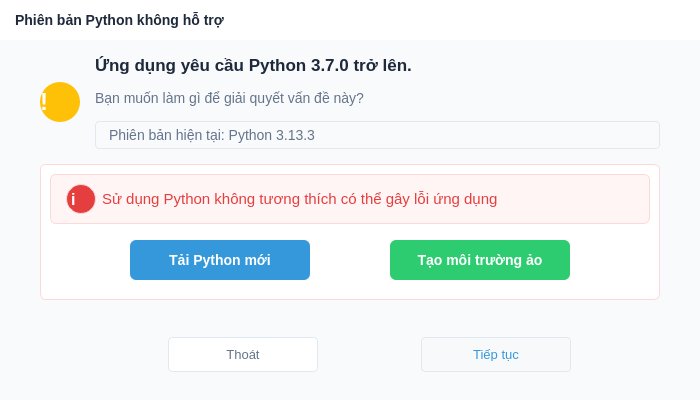
Qt form src/ui/qt_designer/python_version_dialog.ui (henrylenguyen/telegram-video-uploader) before a commit.
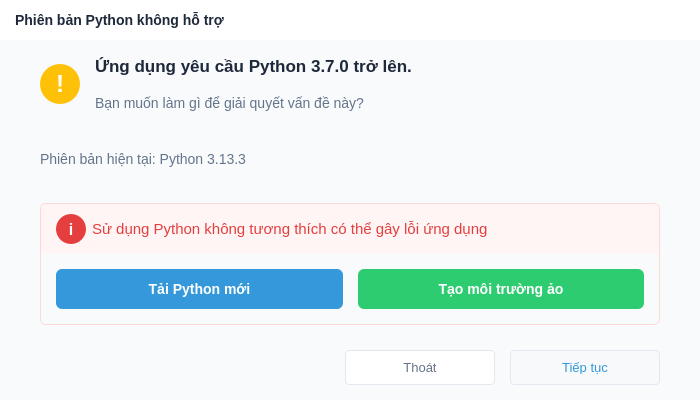
The same form after that commit.

Commit message: Cập nhật giao diện và cấu hình cho các modal xác thực OTP và cấu hình Telegram, cải thiện kích thước và kiểu dáng của các thành phần UI. Thêm tệp Python được tạo tự động từ giao diện người dùng.

The edit to the form file:
```diff
--- a/src/ui/qt_designer/python_version_dialog.ui
+++ b/src/ui/qt_designer/python_version_dialog.ui
@@ -125,12 +125,6 @@
     background-color: #FFFFFF;
     border: 1px solid #E2E8F0;
     border-radius: 6px;
-}
-
-QFrame.groupFrame {
-    border: 1px solid #FED7D7;
-    border-radius: 6px;
-    background-color: #FFFFFF;
 }</string>
         </property>
         <layout class="QVBoxLayout"
@@ -258,7 +252,7 @@
                                             <string>!</string>
                                         </property>
                                         <property name="alignment">
-                                            <set>Qt.AlignmentFlag::AlignCenter</set>
+           <set>Qt::AlignmentFlag::AlignCenter</set>
                                         </property>
                                     </widget>
                                 </item>
@@ -290,76 +284,79 @@
                                                 </property>
                                             </widget>
                                         </item>
+         </layout>
+        </item>
+       </layout>
+      </item>
                                         <item>
-                                            <widget class="QLabel"
-                                                    name="versionLabel">
+       <widget class="QLabel" name="versionLabel">
                                                 <property name="styleSheet">
                                                     <string notr="true">font-size: 14px;
-color: #64748B;
-border: 1px solid #E2E8F0;
-border-radius: 4px;
-padding: 5px 10px;</string>
+color: #64748B;</string>
                                                 </property>
                                                 <property name="text">
                                                     <string>Phiên bản hiện tại: Python 3.13.3</string>
                                                 </property>
                                             </widget>
                                         </item>
-                                    </layout>
-                                </item>
-                            </layout>
-                        </item>
                         <item>
-                            <widget class="QFrame"
-                                    name="groupContainer">
+       <widget class="QFrame" name="warningAndButtonsGroup">
                                 <property name="styleSheet">
                                     <string notr="true">border: 1px solid #FED7D7;
-border-radius: 6px;
-background-color: #FFFFFF;</string>
-                                </property>
-                                <property name="frameShape">
-                                    <enum>QFrame.StyledPanel</enum>
-                                </property>
-                                <property name="frameShadow">
-                                    <enum>QFrame.Raised</enum>
-                                </property>
-                                <property name="class"
-                                          stdset="0">
-                                    <string>groupFrame</string>
-                                </property>
-                                <layout class="QVBoxLayout"
-                                        name="verticalLayout_3">
-                                    <item>
-                                        <widget class="QFrame"
-                                                name="warningFrame">
-                                            <property name="minimumSize">
-                                                <size>
-                                                    <width>0</width>
-                                                    <height>50</height>
-                                                </size>
-                                            </property>
-                                            <property name="maximumSize">
-                                                <size>
-                                                    <width>16777215</width>
-                                                    <height>50</height>
-                                                </size>
-                                            </property>
-                                            <property name="styleSheet">
-                                                <string notr="true">background-color: #FFF5F5;
-border: 1px solid #FED7D7;
 border-radius: 6px;</string>
                                             </property>
                                             <property name="frameShape">
-                                                <enum>QFrame.StyledPanel</enum>
+         <enum>QFrame::Shape::StyledPanel</enum>
                                             </property>
                                             <property name="frameShadow">
-                                                <enum>QFrame.Raised</enum>
-                                            </property>
-                                            <layout class="QHBoxLayout"
-                                                    name="horizontalLayout_2">
+         <enum>QFrame::Shadow::Raised</enum>
+        </property>
+        <layout class="QVBoxLayout" name="verticalLayout_3">
+         <property name="spacing">
+          <number>15</number>
+         </property>
                                                 <property name="leftMargin">
+          <number>0</number>
+         </property>
+         <property name="topMargin">
+          <number>0</number>
+         </property>
+         <property name="rightMargin">
+          <number>0</number>
+         </property>
+         <property name="bottomMargin">
                                                     <number>15</number>
                                                 </property>
+         <item>
+          <widget class="QFrame" name="warningFrame">
+           <property name="minimumSize">
+            <size>
+             <width>0</width>
+             <height>50</height>
+            </size>
+           </property>
+           <property name="maximumSize">
+            <size>
+             <width>16777215</width>
+             <height>50</height>
+            </size>
+           </property>
+           <property name="styleSheet">
+            <string notr="true">background-color: #FFF5F5;
+border: none;
+border-top-left-radius: 6px;
+border-top-right-radius: 6px;</string>
+           </property>
+           <property name="frameShape">
+            <enum>QFrame::Shape::StyledPanel</enum>
+           </property>
+           <property name="frameShadow">
+            <enum>QFrame::Shadow::Raised</enum>
+           </property>
+           <layout class="QHBoxLayout" name="horizontalLayout_2">
+            <property name="leftMargin">
+             <number>15</number>
+            </property>
                                                 <property name="topMargin">
                                                     <number>0</number>
                                                 </property>
@@ -395,7 +392,7 @@
                                                             <string>i</string>
                                                         </property>
                                                         <property name="alignment">
-                                                            <set>Qt.AlignmentFlag::AlignCenter</set>
+               <set>Qt::AlignmentFlag::AlignCenter</set>
                                                         </property>
                                                     </widget>
                                                 </item>
@@ -417,35 +414,18 @@
                                         </widget>
                                     </item>
                                     <item>
-                                        <layout class="QHBoxLayout"
-                                                name="buttonsLayout">
-                                            <property name="spacing">
-                                                <number>20</number>
-                                            </property>
+          <layout class="QHBoxLayout" name="horizontalLayout_3">
                                             <property name="leftMargin">
-                                                <number>20</number>
-                                            </property>
-                                            <property name="topMargin">
-                                                <number>10</number>
+            <number>15</number>
                                             </property>
                                             <property name="rightMargin">
-                                                <number>20</number>
-                                            </property>
-                                            <property name="bottomMargin">
-                                                <number>10</number>
+            <number>15</number>
                                             </property>
                                             <item>
-                                                <widget class="QPushButton"
-                                                        name="installPythonButton">
+            <widget class="QPushButton" name="installPythonButton">
                                                     <property name="minimumSize">
                                                         <size>
-                                                            <width>180</width>
-                                                            <height>40</height>
-                                                        </size>
-                                                    </property>
-                                                    <property name="maximumSize">
-                                                        <size>
-                                                            <width>180</width>
+               <width>0</width>
                                                             <height>40</height>
                                                         </size>
                                                     </property>
@@ -474,17 +454,10 @@
                                                 </widget>
                                             </item>
                                             <item>
-                                                <widget class="QPushButton"
-                                                        name="createEnvButton">
+            <widget class="QPushButton" name="createEnvButton">
                                                     <property name="minimumSize">
                                                         <size>
-                                                            <width>180</width>
-                                                            <height>40</height>
-                                                        </size>
-                                                    </property>
-                                                    <property name="maximumSize">
-                                                        <size>
-                                                            <width>180</width>
+               <width>0</width>
                                                             <height>40</height>
                                                         </size>
                                                     </property>
@@ -526,10 +499,9 @@
                                 <item>
                                     <spacer name="horizontalSpacer_2">
                                         <property name="orientation">
-                                            <enum>Qt.Horizontal</enum>
-                                        </property>
-                                        <property name="sizeHint"
-                                                  stdset="0">
+           <enum>Qt::Orientation::Horizontal</enum>
+          </property>
+          <property name="sizeHint" stdset="0">
                                             <size>
                                                 <width>40</width>
                                                 <height>20</height>
```
Left out of the diff: 76 changed lines with no effect on the pictures. Lines whose indentation alone changed are shown as unchanged. The commit also changes 7 other files.
